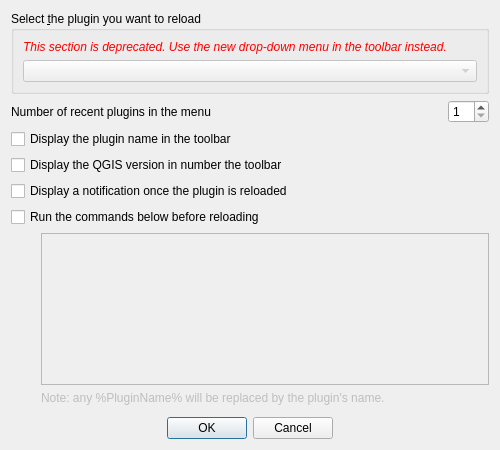
borysiasty/plugin_reloader, file ConfigurationDialogBase.ui: the form before one commit.
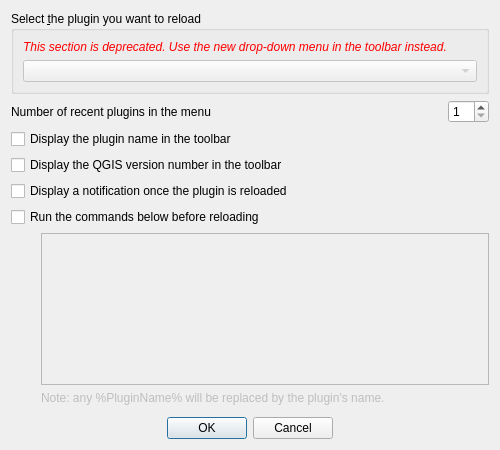
The form after the commit.

The edit to the form file:
```diff
--- a/ConfigurationDialogBase.ui
+++ b/ConfigurationDialogBase.ui
@@ -224,7 +224,7 @@
       <string>Display a label with the current QGIS version number in the toolbar</string>
      </property>
      <property name="text">
-      <string>Display the QGIS version in number the toolbar</string>
+      <string>Display the QGIS version number in the toolbar</string>
      </property>
     </widget>
    </item>
```
